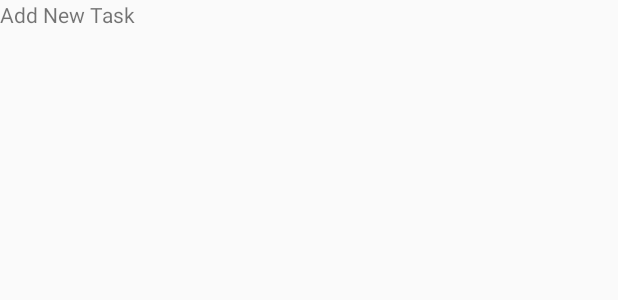
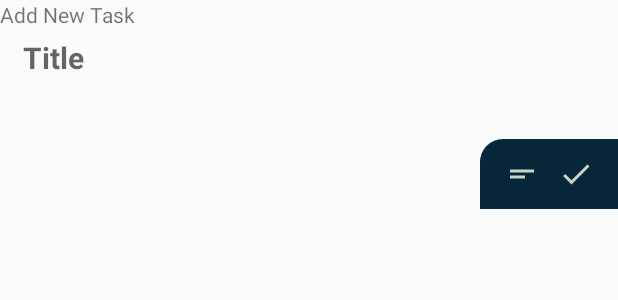
Before and after one commit to EGAMAGZ/Keeper-Deprecated-, an Android app: the layout bottom_sheet_add_new_task.xml on its own in the app's theme, with its tools: preview values and no code run, on a phone screen of 412 x 824 dp. Shown: the top 300 px of the screen. Run offline under Robolectric (Android 15) with nearby library versions, the phone set to English and light mode, and no system bars.

Commit message:
Added and designed the bottomsheet to addTask

```diff
--- a/app/src/main/java/com/android/keeper/MainActivity.java
+++ b/app/src/main/java/com/android/keeper/MainActivity.java
@@ -50,8 +50,8 @@ public class MainActivity extends AppCompatActivity implements NavigationView.On
         toogle.syncState();
 
         /* Replace default fragment content*/
-        getSupportFragmentManager().beginTransaction().replace(R.id.fragment_container,new RemindersFragment()).commit();
-        navigationView.setCheckedItem(R.id.nav_reminders);
+        getSupportFragmentManager().beginTransaction().replace(R.id.fragment_container,new NotesFragment()).commit();
+        navigationView.setCheckedItem(R.id.nav_notes);
 
         getWindow().setStatusBarColor(ContextCompat.getColor(this,R.color.thirdColor));
     }
--- a/app/src/main/java/com/android/keeper/dialog/AddNewTaskBottomSheet.java
+++ b/app/src/main/java/com/android/keeper/dialog/AddNewTaskBottomSheet.java
@@ -7,18 +7,37 @@ import android.support.design.widget.BottomSheetDialogFragment;
 import android.view.LayoutInflater;
 import android.view.View;
 import android.view.ViewGroup;
+import android.widget.EditText;
+import android.widget.ImageButton;
 
 import com.android.keeper.R;
 
 public class AddNewTaskBottomSheet extends BottomSheetDialogFragment {
 
     private View bottomSheetView;
+    private ImageButton addDescriptionButton;
+    private EditText descriptionEditText;
 
     @Nullable
     @Override
     public View onCreateView(@NonNull LayoutInflater inflater, @Nullable ViewGroup container, @Nullable Bundle savedInstanceState) {
         bottomSheetView=inflater.inflate(R.layout.bottom_sheet_add_new_task,container,false);
 
+        addDescriptionButton=bottomSheetView.findViewById(R.id.task_add_description);
+        descriptionEditText=bottomSheetView.findViewById(R.id.task_description);
+
+        addDescriptionButton.setOnClickListener(new View.OnClickListener() {
+            @Override
+            public void onClick(View view) {
+                if(descriptionEditText.getVisibility()==View.INVISIBLE){
+                    descriptionEditText.setVisibility(View.VISIBLE);
+                }else if(descriptionEditText.getVisibility()==View.VISIBLE){
+                    descriptionEditText.setText("");
+                    descriptionEditText.setVisibility(View.INVISIBLE);
+                }
+            }
+        });
+
         return bottomSheetView;
     }
 }
--- /dev/null
+++ b/app/src/main/res/drawable/bg_menu_rectangle_one_rounded.xml
@@ -0,0 +1,9 @@
+<?xml version="1.0" encoding="utf-8"?>
+<selector xmlns:android="http://schemas.android.com/apk/res/android">
+    <item>
+        <shape android:shape="rectangle">
+            <corners android:topLeftRadius="15dp"/>
+            <solid android:color="@color/thirdColor"></solid>
+        </shape>
+    </item>
+</selector>
--- /dev/null
+++ b/app/src/main/res/drawable/bg_title_rectangle_one_rounded.xml
@@ -0,0 +1,4 @@
+<?xml version="1.0" encoding="utf-8"?>
+<selector xmlns:android="http://schemas.android.com/apk/res/android">
+
+</selector>
--- a/app/src/main/res/drawable/ic_done_white_24dp.xml
+++ b/app/src/main/res/drawable/ic_done_veish_24dp.xml
@@ -1,4 +1,4 @@
-<vector android:height="24dp" android:tint="#FFFFFF"
+<vector android:height="24dp" android:tint="#C9D4C5"
     android:viewportHeight="24.0" android:viewportWidth="24.0"
     android:width="24dp" xmlns:android="http://schemas.android.com/apk/res/android">
     <path android:fillColor="#FF000000" android:pathData="M9,16.2L4.8,12l-1.4,1.4L9,19 21,7l-1.4,-1.4L9,16.2z"/>
--- /dev/null
+++ b/app/src/main/res/drawable/ic_short_text_veish_24dp.xml
@@ -0,0 +1,5 @@
+<vector android:height="24dp" android:tint="#C9D4C5"
+    android:viewportHeight="24.0" android:viewportWidth="24.0"
+    android:width="24dp" xmlns:android="http://schemas.android.com/apk/res/android">
+    <path android:fillColor="#FF000000" android:pathData="M4,9h16v2L4,11zM4,13h10v2L4,15z"/>
+</vector>
--- a/app/src/main/res/layout/bottom_sheet_add_new_task.xml
+++ b/app/src/main/res/layout/bottom_sheet_add_new_task.xml
@@ -3,8 +3,60 @@
     xmlns:android="http://schemas.android.com/apk/res/android" android:layout_width="match_parent"
     android:layout_height="match_parent"
     android:orientation="vertical">
+
     <TextView
         android:layout_width="match_parent"
         android:layout_height="wrap_content"
         android:text="Add New Task"/>
+
+    <EditText
+        android:layout_width="match_parent"
+        android:layout_height="wrap_content"
+        android:layout_marginLeft="15dp"
+        android:layout_marginRight="15dp"
+        android:layout_marginTop="5dp"
+        android:layout_marginBottom="5dp"
+        android:background="@android:color/transparent"
+        android:hint="Title"
+        android:singleLine="false"
+        android:textSize="20sp"
+        android:textStyle="bold" />
+
+    <EditText
+        android:id="@+id/task_description"
+        android:layout_width="match_parent"
+        android:layout_height="wrap_content"
+        android:layout_marginLeft="15dp"
+        android:layout_marginRight="15dp"
+        android:layout_marginTop="5dp"
+        android:layout_marginBottom="5dp"
+        android:background="@android:color/transparent"
+        android:ems="10"
+        android:hint="Description"
+        android:gravity="start|top"
+        android:inputType="textMultiLine"
+        android:visibility="invisible"/>
+
+    <LinearLayout
+        android:layout_width="wrap_content"
+        android:layout_height="wrap_content"
+        android:layout_gravity="end"
+        android:background="@drawable/bg_menu_rectangle_one_rounded"
+        android:paddingRight="10dp"
+        android:paddingLeft="10dp"
+        android:paddingBottom="5dp"
+        android:paddingTop="5dp">
+
+        <ImageButton
+            android:id="@+id/task_add_description"
+            android:layout_width="36dp"
+            android:layout_height="36dp"
+            android:src="@drawable/ic_short_text_veish_24dp"
+            android:background="@android:color/transparent"/>
+        <ImageButton
+            android:layout_width="36dp"
+            android:layout_height="36dp"
+            android:src="@drawable/ic_done_veish_24dp"
+            android:background="@android:color/transparent"/>
+    </LinearLayout>
 </LinearLayout>
--- a/app/src/main/res/menu/add_task_toolbar_menu.xml
+++ b/app/src/main/res/menu/add_task_toolbar_menu.xml
@@ -2,5 +2,5 @@
 <menu xmlns:android="http://schemas.android.com/apk/res/android"
     xmlns:app="http://schemas.android.com/apk/res-auto">
     <item android:id="@+id/toolbar_save" android:title="Save"
-        android:icon="@drawable/ic_done_white_24dp" app:showAsAction="always"></item>
+        android:icon="@drawable/ic_done_veish_24dp" app:showAsAction="always"></item>
 </menu>
```
